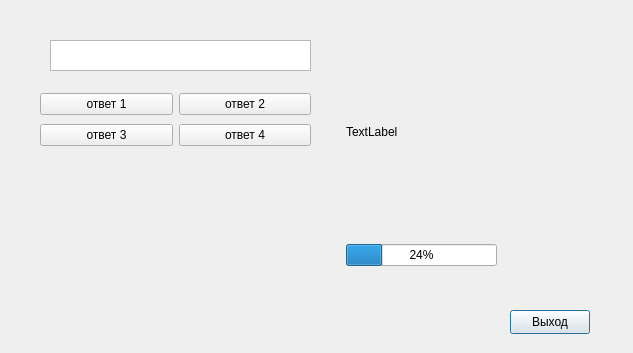
robilkot/BSUIR-hackathon-2023, file hackathon-2023/exam.ui: the form before one commit.
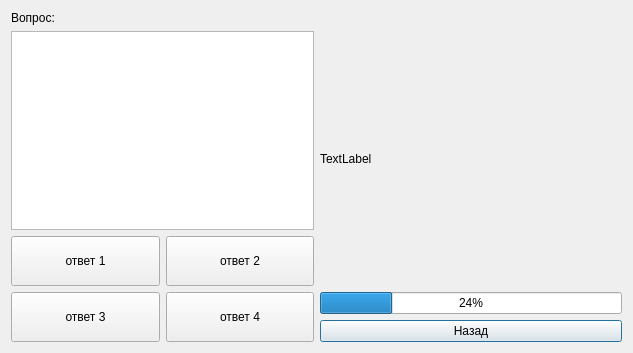
The form after the commit.

What changed in the file:
```diff
--- a/hackathon-2023/exam.ui
+++ b/hackathon-2023/exam.ui
@@ -13,43 +13,47 @@
   <property name="windowTitle">
    <string>Dialog</string>
   </property>
-  <widget class="QTextEdit" name="textEdit">
-   <property name="geometry">
-    <rect>
-     <x>50</x>
-     <y>40</y>
-     <width>261</width>
-     <height>31</height>
-    </rect>
-   </property>
-  </widget>
+  <layout class="QGridLayout" name="gridLayout">
+   <item row="1" column="1" rowspan="2">
+    <layout class="QVBoxLayout" name="verticalLayout_2">
+     <item>
+      <widget class="QLabel" name="label">
+       <property name="text">
+        <string>TextLabel</string>
+       </property>
+      </widget>
+     </item>
+     <item>
+      <widget class="QProgressBar" name="progressBar">
+       <property name="value">
+        <number>24</number>
+       </property>
+      </widget>
+     </item>
+     <item>
   <widget class="QPushButton" name="pushButton_5">
-   <property name="geometry">
-    <rect>
-     <x>510</x>
-     <y>310</y>
-     <width>80</width>
-     <height>24</height>
-    </rect>
-   </property>
    <property name="text">
-    <string>Выход</string>
-   </property>
-  </widget>
-  <widget class="QWidget" name="">
-   <property name="geometry">
-    <rect>
-     <x>40</x>
-     <y>90</y>
-     <width>271</width>
-     <height>61</height>
-    </rect>
-   </property>
+        <string>Назад</string>
+       </property>
+      </widget>
+     </item>
+    </layout>
+   </item>
+   <item row="1" column="0">
+    <widget class="QTextEdit" name="textEdit"/>
+   </item>
+   <item row="2" column="0">
    <layout class="QVBoxLayout" name="verticalLayout">
     <item>
      <layout class="QHBoxLayout" name="horizontalLayout">
       <item>
        <widget class="QPushButton" name="pushButton_3">
+         <property name="minimumSize">
+          <size>
+           <width>100</width>
+           <height>50</height>
+          </size>
+         </property>
         <property name="text">
          <string>ответ 1</string>
         </property>
@@ -57,6 +61,12 @@
       </item>
       <item>
        <widget class="QPushButton" name="pushButton">
+         <property name="minimumSize">
+          <size>
+           <width>100</width>
+           <height>50</height>
+          </size>
+         </property>
         <property name="text">
          <string>ответ 2</string>
         </property>
@@ -68,6 +78,12 @@
      <layout class="QHBoxLayout" name="horizontalLayout_2">
       <item>
        <widget class="QPushButton" name="pushButton_2">
+         <property name="minimumSize">
+          <size>
+           <width>100</width>
+           <height>50</height>
+          </size>
+         </property>
         <property name="text">
          <string>ответ 3</string>
         </property>
@@ -75,6 +91,12 @@
       </item>
       <item>
        <widget class="QPushButton" name="pushButton_4">
+         <property name="minimumSize">
+          <size>
+           <width>100</width>
+           <height>50</height>
+          </size>
+         </property>
         <property name="text">
          <string>ответ 4</string>
         </property>
@@ -83,33 +105,15 @@
      </layout>
     </item>
    </layout>
-  </widget>
-  <widget class="QWidget" name="">
-   <property name="geometry">
-    <rect>
-     <x>346</x>
-     <y>25</y>
-     <width>151</width>
-     <height>241</height>
-    </rect>
-   </property>
-   <layout class="QVBoxLayout" name="verticalLayout_2">
-    <item>
-     <widget class="QLabel" name="label">
+   </item>
+   <item row="0" column="0">
+    <widget class="QLabel" name="label_2">
       <property name="text">
-       <string>TextLabel</string>
-      </property>
-     </widget>
-    </item>
-    <item>
-     <widget class="QProgressBar" name="progressBar">
-      <property name="value">
-       <number>24</number>
+      <string>Вопрос:</string>
       </property>
      </widget>
     </item>
    </layout>
-  </widget>
  </widget>
  <resources/>
  <connections/>
```
Lines whose indentation alone changed are shown as unchanged.
